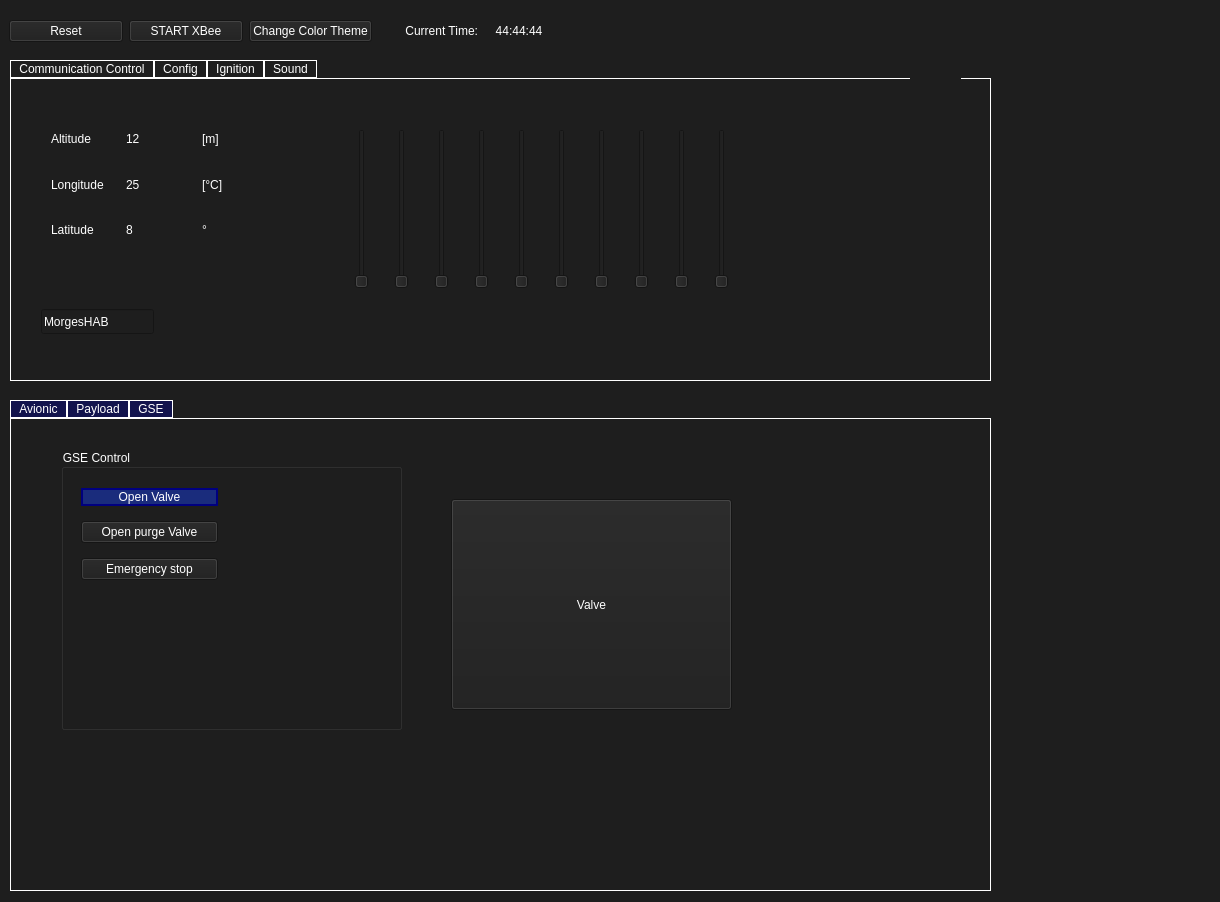
Above: UI/ui_file/LioTest.ui from MorgesHAB/ERT2020GS before the change. Below: the same form after it.
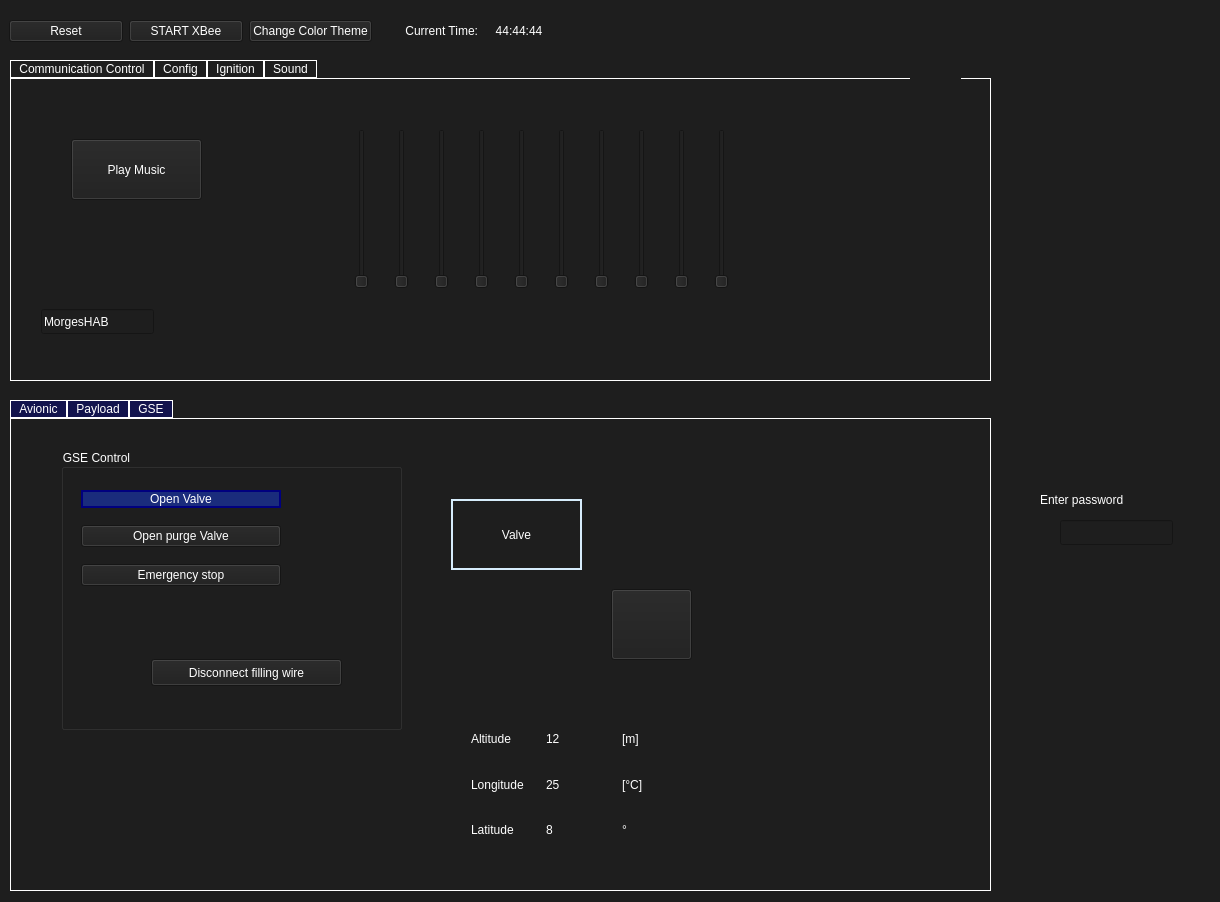
That is the form after the change. The open tabs and pages were chosen to show the change. Icons and pictures are not drawn.

```diff
--- a/UI/ui_file/LioTest.ui
+++ b/UI/ui_file/LioTest.ui
@@ -874,84 +874,6 @@
     <attribute name="title">
      <string>Sound</string>
     </attribute>
-    <widget class="QWidget" name="gridLayoutWidget_2">
-     <property name="geometry">
-      <rect>
-       <x>40</x>
-       <y>40</y>
-       <width>220</width>
-       <height>131</height>
-      </rect>
-     </property>
-     <layout class="QGridLayout" name="gridLayout">
-      <item row="0" column="2">
-       <widget class="QLabel" name="label_9">
-        <property name="text">
-         <string>[m]</string>
-        </property>
-       </widget>
-      </item>
-      <item row="1" column="0">
-       <widget class="QLabel" name="label_3">
-        <property name="text">
-         <string>Longitude</string>
-        </property>
-       </widget>
-      </item>
-      <item row="2" column="0">
-       <widget class="QLabel" name="label_4">
-        <property name="text">
-         <string>Latitude</string>
-        </property>
-       </widget>
-      </item>
-      <item row="2" column="2">
-       <widget class="QLabel" name="label_11">
-        <property name="styleSheet">
-         <string notr="true">color: rgb(255, 255, 255);</string>
-        </property>
-        <property name="text">
-         <string>°</string>
-        </property>
-       </widget>
-      </item>
-      <item row="0" column="1">
-       <widget class="QLabel" name="label_5">
-        <property name="text">
-         <string>12</string>
-        </property>
-       </widget>
-      </item>
-      <item row="0" column="0">
-       <widget class="QLabel" name="label_2">
-        <property name="text">
-         <string>Altitude</string>
-        </property>
-       </widget>
-      </item>
-      <item row="1" column="2">
-       <widget class="QLabel" name="label_10">
-        <property name="text">
-         <string>[°C]</string>
-        </property>
-       </widget>
-      </item>
-      <item row="1" column="1">
-       <widget class="QLabel" name="label_7">
-        <property name="text">
-         <string>25</string>
-        </property>
-       </widget>
-      </item>
-      <item row="2" column="1">
-       <widget class="QLabel" name="label_8">
-        <property name="text">
-         <string>8</string>
-        </property>
-       </widget>
-      </item>
-     </layout>
-    </widget>
     <widget class="QSlider" name="verticalSlider_1">
      <property name="geometry">
       <rect>
@@ -1111,6 +1033,19 @@
       <string/>
      </property>
     </widget>
+    <widget class="QPushButton" name="pushButton_6">
+     <property name="geometry">
+      <rect>
+       <x>60</x>
+       <y>60</y>
+       <width>131</width>
+       <height>61</height>
+      </rect>
+     </property>
+     <property name="text">
+      <string>Play Music</string>
+     </property>
+    </widget>
    </widget>
   </widget>
   <widget class="QTabWidget" name="tabWidget_2">
@@ -1981,8 +1916,8 @@
        <rect>
         <x>20</x>
         <y>30</y>
-        <width>137</width>
-        <height>111</height>
+        <width>200</width>
+        <height>121</height>
        </rect>
       </property>
       <layout class="QGridLayout" name="gridLayout_11">
@@ -2017,23 +1952,157 @@
        </item>
       </layout>
      </widget>
+     <widget class="QPushButton" name="pushButton_4">
+      <property name="geometry">
+       <rect>
+        <x>90</x>
+        <y>210</y>
+        <width>191</width>
+        <height>27</height>
+       </rect>
+      </property>
+      <property name="text">
+       <string>Disconnect filling wire</string>
+      </property>
+     </widget>
     </widget>
     <widget class="QPushButton" name="valve_button">
      <property name="geometry">
       <rect>
        <x>440</x>
        <y>80</y>
-       <width>281</width>
-       <height>211</height>
+       <width>131</width>
+       <height>71</height>
       </rect>
      </property>
      <property name="styleSheet">
-      <string notr="true">image: url(:/assets/valve.png);</string>
+      <string notr="true">QPushButton{
+qproperty-icon: url(:/assets/valve.png);
+qproperty-iconSize: 54px;
+font: 18pt &quot;MS Shell Dlg 2&quot;;
+border: 2px solid;
+border-color: rgb(215, 237, 252);
+}
+QPushButton:hover {
+background-color: rgb(35, 35, 35); 
+border: 3px solid;
+border-color: rgb(215, 237, 252);
+}
+QPushButton:pressed {
+border: 4px solid;
+border-color: rgb(92, 242, 135);
+}
+</string>
      </property>
      <property name="text">
       <string>Valve</string>
      </property>
     </widget>
+    <widget class="QPushButton" name="pushButton_5">
+     <property name="geometry">
+      <rect>
+       <x>600</x>
+       <y>170</y>
+       <width>81</width>
+       <height>71</height>
+      </rect>
+     </property>
+     <property name="styleSheet">
+      <string notr="true">QPushButton{
+qproperty-icon: url(:/assets/send.png);
+qproperty-iconSize: 54px;
+}
+QPushButton:hover {
+background-color: rgb(35, 35, 35); 
+qproperty-iconSize: 64px;
+}
+QPushButton:pressed {
+background-color: rgb(16, 16, 16);
+}
+</string>
+     </property>
+     <property name="text">
+      <string/>
+     </property>
+    </widget>
+    <widget class="QWidget" name="gridLayoutWidget_2">
+     <property name="geometry">
+      <rect>
+       <x>460</x>
+       <y>300</y>
+       <width>220</width>
+       <height>131</height>
+      </rect>
+     </property>
+     <layout class="QGridLayout" name="gridLayout">
+      <item row="0" column="2">
+       <widget class="QLabel" name="label_9">
+        <property name="text">
+         <string>[m]</string>
+        </property>
+       </widget>
+      </item>
+      <item row="1" column="0">
+       <widget class="QLabel" name="label_3">
+        <property name="text">
+         <string>Longitude</string>
+        </property>
+       </widget>
+      </item>
+      <item row="2" column="0">
+       <widget class="QLabel" name="label_4">
+        <property name="text">
+         <string>Latitude</string>
+        </property>
+       </widget>
+      </item>
+      <item row="2" column="2">
+       <widget class="QLabel" name="label_11">
+        <property name="styleSheet">
+         <string notr="true">color: rgb(255, 255, 255);</string>
+        </property>
+        <property name="text">
+         <string>°</string>
+        </property>
+       </widget>
+      </item>
+      <item row="0" column="1">
+       <widget class="QLabel" name="label_5">
+        <property name="text">
+         <string>12</string>
+        </property>
+       </widget>
+      </item>
+      <item row="0" column="0">
+       <widget class="QLabel" name="label_2">
+        <property name="text">
+         <string>Altitude</string>
+        </property>
+       </widget>
+      </item>
+      <item row="1" column="2">
+       <widget class="QLabel" name="label_10">
+        <property name="text">
+         <string>[°C]</string>
+        </property>
+       </widget>
+      </item>
+      <item row="1" column="1">
+       <widget class="QLabel" name="label_7">
+        <property name="text">
+         <string>25</string>
+        </property>
+       </widget>
+      </item>
+      <item row="2" column="1">
+       <widget class="QLabel" name="label_8">
+        <property name="text">
+         <string>8</string>
+        </property>
+       </widget>
+      </item>
+     </layout>
+    </widget>
    </widget>
   </widget>
   <widget class="QLabel" name="label_29">
@@ -2123,6 +2192,32 @@
     <string/>
    </property>
   </widget>
+  <widget class="QLineEdit" name="lineEdit_3">
+   <property name="geometry">
+    <rect>
+     <x>1060</x>
+     <y>520</y>
+     <width>113</width>
+     <height>25</height>
+    </rect>
+   </property>
+   <property name="text">
+    <string/>
+   </property>
+  </widget>
+  <widget class="QLabel" name="label_61">
+   <property name="geometry">
+    <rect>
+     <x>1040</x>
+     <y>490</y>
+     <width>111</width>
+     <height>20</height>
+    </rect>
+   </property>
+   <property name="text">
+    <string>Enter password</string>
+   </property>
+  </widget>
   <zorder>tabWidget_2</zorder>
   <zorder>tabWidget</zorder>
   <zorder>widget</zorder>
```
Left out of the diff: 37 changed lines with no effect on the pictures.
